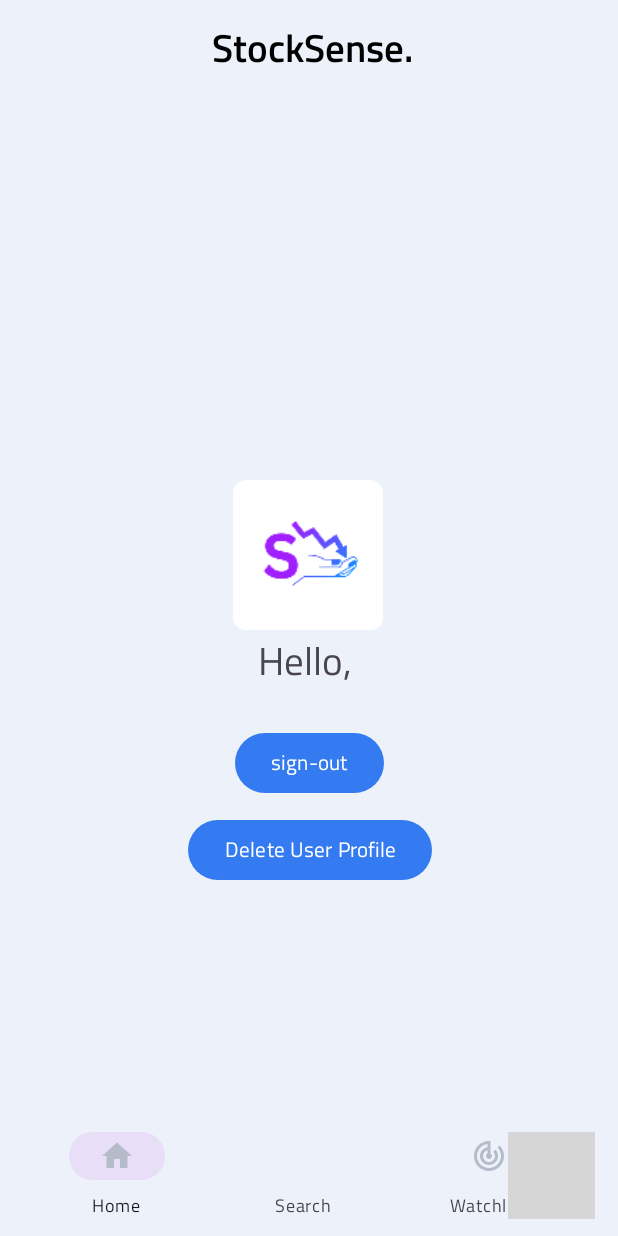
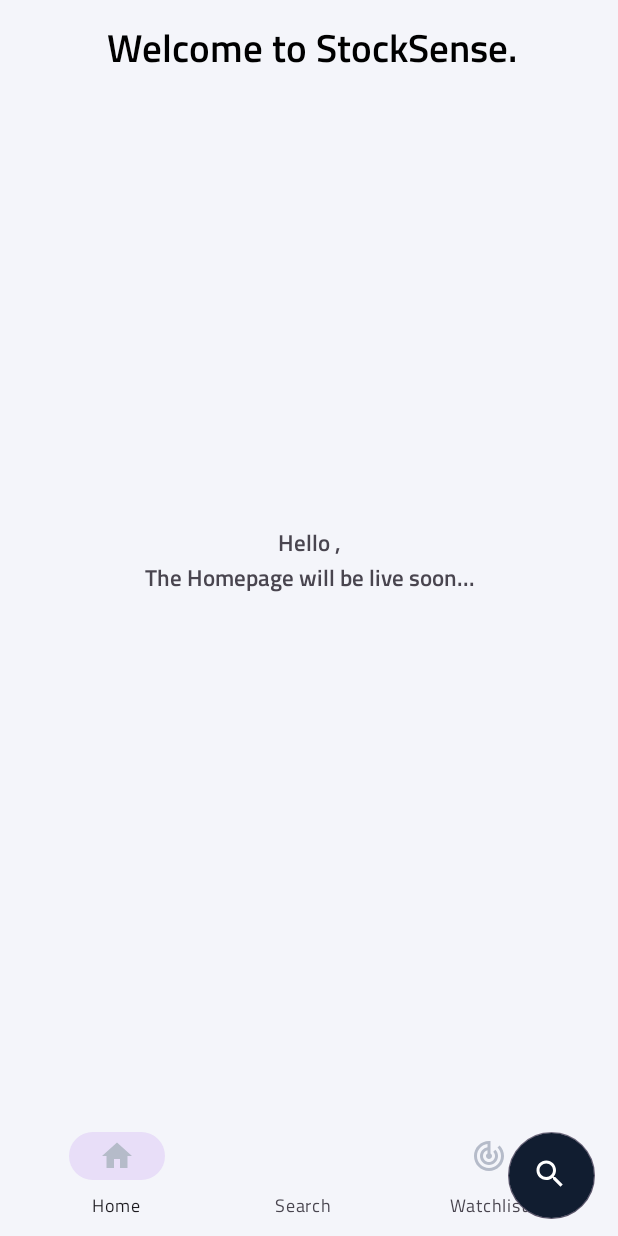
Before and after one commit to rohnsha0/StockSense-androidApp, an Android app: the screen it shows after launch once a user with an empty profile is signed in (homepage), on a phone screen of 412 x 824 dp. Run offline under Robolectric (Android 15) with nearby library versions, the phone set to English and light mode, and no system bars; our stand-ins replace Firebase (no records; nobody signed in at launch, a user with empty details on screens opened directly); grey boxes are pictures that could not be loaded.

Commit message:
added basic feature and ready for pre-beta release

```diff
--- a/StockSense/app/src/main/java/com/rohnsha/stocksense/home.kt
+++ b/StockSense/app/src/main/java/com/rohnsha/stocksense/home.kt
@@ -74,7 +74,6 @@ class home : Fragment() {
 
         val btnLogin = view.findViewById<Button>(R.id.btnLogin)
         val btnSignOut= view.findViewById<Button>(R.id.btnSignOut)
-        val textView= view.findViewById<TextView>(R.id.homePagw)
         val dltProfile= view.findViewById<Button>(R.id.dltUser)
         checkLoginState()
 
@@ -105,11 +104,11 @@ class home : Fragment() {
     }
 
     private fun checkLoginState(){
-        val textView= view?.findViewById<TextView>(R.id.homePagw)
+        val textView= view?.findViewById<TextView>(R.id.homePage)
         if (auth.currentUser==null){
             startActivity(Intent(requireContext(), login::class.java))
         } else{
-            textView?.text= "Hello, ${auth.currentUser?.displayName}"
+            textView?.text= "Hello ${auth.currentUser?.displayName},\nThe Homepage will be live soon..."
         }
     }
 }
--- /dev/null
+++ b/StockSense/app/src/main/res/drawable/baseline_search_24.xml
@@ -0,0 +1,5 @@
+<vector android:height="24dp" android:tint="#FFFFFF"
+    android:viewportHeight="24" android:viewportWidth="24"
+    android:width="24dp" xmlns:android="http://schemas.android.com/apk/res/android">
+    <path android:fillColor="@android:color/white" android:pathData="M15.5,14h-0.79l-0.28,-0.27C15.41,12.59 16,11.11 16,9.5 16,5.91 13.09,3 9.5,3S3,5.91 3,9.5 5.91,16 9.5,16c1.61,0 3.09,-0.59 4.23,-1.57l0.27,0.28v0.79l5,4.99L20.49,19l-4.99,-5zM9.5,14C7.01,14 5,11.99 5,9.5S7.01,5 9.5,5 14,7.01 14,9.5 11.99,14 9.5,14z"/>
+</vector>
--- a/StockSense/app/src/main/res/drawable/dash_btn.xml
+++ b/StockSense/app/src/main/res/drawable/dash_btn.xml
@@ -2,7 +2,7 @@
 <selector xmlns:android="http://schemas.android.com/apk/res/android">
 <item>
     <shape android:shape="rectangle">
-        <solid android:color="#EDF1F9"/>
+        <solid android:color="@color/viewsDash"/>
         <corners android:radius="16dp"/>
     </shape>
 </item>
--- a/StockSense/app/src/main/res/layout/activity_homepage.xml
+++ b/StockSense/app/src/main/res/layout/activity_homepage.xml
@@ -23,44 +23,8 @@
             app:layout_constraintStart_toStartOf="parent"
             app:layout_constraintTop_toTopOf="parent">
 
-            <com.google.android.material.appbar.AppBarLayout
-                android:layout_width="match_parent"
-                android:layout_height="wrap_content"
-                android:background="@android:color/transparent"
-                app:layout_constraintEnd_toEndOf="parent"
-                app:layout_constraintStart_toStartOf="parent"
-                app:layout_constraintTop_toTopOf="parent">
-
-                <androidx.appcompat.widget.Toolbar
-                    android:layout_width="match_parent"
-                    android:layout_height="wrap_content">
-
-                    <androidx.constraintlayout.widget.ConstraintLayout
-                        android:layout_width="match_parent"
-                        android:layout_height="wrap_content">
-
-                        <TextView
-                            android:layout_width="wrap_content"
-                            android:layout_height="wrap_content"
-                            android:layout_marginEnd="12dp"
-                            android:fontFamily="@font/titilliumweb_semi_bold"
-                            android:text="@string/app_name"
-                            android:textColor="@color/black"
-                            android:textSize="26sp"
-                            app:layout_constraintBottom_toBottomOf="parent"
-                            app:layout_constraintEnd_toEndOf="parent"
-                            app:layout_constraintStart_toStartOf="parent"
-                            app:layout_constraintTop_toTopOf="parent" />
-
-                    </androidx.constraintlayout.widget.ConstraintLayout>
-
-                </androidx.appcompat.widget.Toolbar>
-
-            </com.google.android.material.appbar.AppBarLayout>
-
             <androidx.constraintlayout.widget.ConstraintLayout
                 android:id="@+id/main_content"
-                android:layout_marginTop="70dp"
                 android:layout_width="match_parent"
                 android:layout_height="wrap_content"
                 app:layout_constraintEnd_toEndOf="parent"
@@ -77,8 +41,9 @@
 
     <androidx.coordinatorlayout.widget.CoordinatorLayout
         android:id="@+id/coOrdNav"
+        android:background="@android:color/transparent"
         android:layout_width="match_parent"
-        android:layout_height="104dp"
+        android:layout_height="96dp"
         android:layout_alignParentBottom="true">
 
         <com.google.android.material.bottomappbar.BottomAppBar
@@ -87,7 +52,7 @@
             android:layout_height="81dp"
             android:layout_gravity="bottom"
             android:backgroundTint="@color/bg_main"
-            app:fabCradleMargin="0dp"
+            app:fabCradleMargin="-2dp"
             app:fabCradleRoundedCornerRadius="0dp"
             app:fabCradleVerticalOffset="0dp">
 
@@ -99,7 +64,7 @@
                 android:background="@android:color/transparent"
                 app:elevation="0dp"
                 app:itemIconTint="#B5BBC9"
-                app:menu="@menu/primary_nav" />
+                app:menu="@menu/primary_nav"/>
 
         </com.google.android.material.bottomappbar.BottomAppBar>
 
@@ -107,9 +72,10 @@
             android:id="@+id/searchBTNNav"
             android:layout_width="58dp"
             android:layout_height="58dp"
+            app:elevation="0dp"
             android:backgroundTint="@color/dash_bg"
             android:padding="14dp"
-            android:src="@drawable/baseline_youtube_searched_for_24"
+            android:src="@drawable/baseline_search_24"
             app:layout_anchor="@id/botton_appbar" />
 
     </androidx.coordinatorlayout.widget.CoordinatorLayout>
--- a/StockSense/app/src/main/res/layout/activity_main.xml
+++ b/StockSense/app/src/main/res/layout/activity_main.xml
@@ -12,6 +12,7 @@
         android:layout_width="match_parent"
         android:layout_height="wrap_content"
         app:layout_constraintEnd_toEndOf="parent"
+        android:background="@drawable/searhc_bg"
         app:layout_constraintStart_toStartOf="parent"
         app:layout_constraintTop_toTopOf="parent">
 
@@ -19,7 +20,6 @@
             android:id="@+id/toolBar"
             android:layout_width="match_parent"
             android:layout_height="wrap_content"
-            android:background="@color/bg_main"
             android:paddingStart="0dp">
 
             <androidx.constraintlayout.widget.ConstraintLayout
@@ -33,8 +33,11 @@
                     android:layout_height="50dp"
                     android:layout_marginTop="8dp"
                     android:layout_marginEnd="16dp"
+                    android:layout_marginBottom="8dp"
                     android:iconifiedByDefault="false"
+                    android:backgroundTint="@color/white"
                     style="@style/SearchViewCustom"
+                    android:foregroundTint="@color/white"
                     android:queryBackground="@android:color/transparent"
                     android:queryHint="Search your Symbol"
                     app:layout_constraintBottom_toBottomOf="parent"
--- a/StockSense/app/src/main/res/layout/activity_prediction.xml
+++ b/StockSense/app/src/main/res/layout/activity_prediction.xml
@@ -94,7 +94,7 @@
         android:layout_width="match_parent"
         android:layout_height="match_parent"
         android:gravity="center"
-        android:visibility="gone"
+        android:visibility="visible"
         app:layout_constraintBottom_toBottomOf="parent"
         app:layout_constraintEnd_toEndOf="parent"
         app:layout_constraintStart_toStartOf="parent"
@@ -191,7 +191,7 @@
         android:layout_marginTop="138dp"
         android:background="@drawable/dashboard_white_bg"
         android:orientation="vertical"
-        android:visibility="visible"
+        android:visibility="gone"
         app:layout_constraintBottom_toBottomOf="parent"
         app:layout_constraintEnd_toEndOf="parent"
         app:layout_constraintStart_toStartOf="parent"
--- a/StockSense/app/src/main/res/layout/activity_stocks_info.xml
+++ b/StockSense/app/src/main/res/layout/activity_stocks_info.xml
@@ -263,7 +263,7 @@
             android:layout_height="610dp"
             android:background="@drawable/dashboard_white_bg"
             android:orientation="vertical"
-            android:visibility="gone"
+            android:visibility="visible"
             app:layout_constraintTop_toBottomOf="@+id/LTPLayout">
 
             <LinearLayout
--- a/StockSense/app/src/main/res/layout/fragment_home.xml
+++ b/StockSense/app/src/main/res/layout/fragment_home.xml
@@ -3,33 +3,61 @@
     xmlns:app="http://schemas.android.com/apk/res-auto"
     xmlns:tools="http://schemas.android.com/tools"
     android:layout_width="match_parent"
+    android:background="@color/bg_main"
     android:layout_height="match_parent"
     tools:context=".home">
 
     <!-- TODO: Update blank fragment layout -->
 
-    <ImageView
-        android:id="@+id/imageView3"
-        android:layout_width="100dp"
-        android:layout_height="100dp"
-        android:layout_marginTop="250dp"
-        android:src="@mipmap/ico_updated"
-        app:layout_constraintBottom_toBottomOf="parent"
+    <com.google.android.material.appbar.AppBarLayout
+        android:id="@+id/appBarLayout"
+        android:layout_width="match_parent"
+        android:layout_height="wrap_content"
+        android:background="@android:color/transparent"
         app:layout_constraintEnd_toEndOf="parent"
-        app:layout_constraintHorizontal_bias="0.498"
         app:layout_constraintStart_toStartOf="parent"
-        app:layout_constraintTop_toTopOf="parent"
-        app:layout_constraintVertical_bias="0.0" />
+        app:layout_constraintTop_toTopOf="parent">
+
+        <androidx.appcompat.widget.Toolbar
+            android:layout_width="match_parent"
+            android:layout_height="wrap_content">
+
+            <androidx.constraintlayout.widget.ConstraintLayout
+                android:layout_width="match_parent"
+                android:layout_height="wrap_content">
+
+                <TextView
+                    android:layout_width="wrap_content"
+                    android:layout_height="wrap_content"
+                    android:layout_marginEnd="12dp"
+                    android:fontFamily="@font/titilliumweb_semi_bold"
+                    android:text="Welcome to StockSense."
+                    android:textColor="@color/black"
+                    android:textSize="26sp"
+                    app:layout_constraintBottom_toBottomOf="parent"
+                    app:layout_constraintEnd_toEndOf="parent"
+                    app:layout_constraintStart_toStartOf="parent"
+                    app:layout_constraintTop_toTopOf="parent" />
+
+            </androidx.constraintlayout.widget.ConstraintLayout>
+
+        </androidx.appcompat.widget.Toolbar>
+
+    </com.google.android.material.appbar.AppBarLayout>
 
     <TextView
-        android:id="@+id/homePagw"
+        android:id="@+id/homePage"
         android:layout_width="wrap_content"
         android:layout_height="wrap_content"
+        android:layout_marginTop="350dp"
+        android:textAlignment="center"
+        android:fontFamily="@font/titilliumweb_semi_bold"
         android:text="Homepage"
-        android:textSize="26sp"
+        android:textSize="15sp"
+        android:visibility="visible"
         app:layout_constraintEnd_toEndOf="parent"
         app:layout_constraintStart_toStartOf="parent"
-        app:layout_constraintTop_toBottomOf="@+id/imageView3" />
+        app:layout_constraintTop_toTopOf="parent" />
 
     <Button
         android:id="@+id/btnLogin"
@@ -48,6 +76,8 @@
         android:layout_height="wrap_content"
         android:layout_marginTop="24dp"
         android:text="sign-out"
+        android:visibility="gone"
+        app:layout_constraintBottom_toBottomOf="parent"
         app:layout_constraintEnd_toEndOf="@+id/homePagw"
         app:layout_constraintStart_toStartOf="@+id/homePagw"
         app:layout_constraintTop_toBottomOf="@+id/btnLogin" />
@@ -57,6 +87,7 @@
         android:layout_width="wrap_content"
         android:layout_height="wrap_content"
         android:text="Delete User Profile"
+        android:visibility="gone"
         android:layout_marginTop="10dp"
         app:layout_constraintEnd_toEndOf="@+id/btnSignOut"
         app:layout_constraintStart_toStartOf="@+id/btnSignOut"
--- /dev/null
+++ b/StockSense/app/src/main/res/values-night/colors.xml
@@ -0,0 +1,10 @@
+<?xml version="1.0" encoding="utf-8"?>
+<resources>
+    <color name="bg_main">#121212</color>
+    <color name="black">#FFFFFF</color>
+    <color name="dash_bg">#0A84FF</color>
+    <color name="formAccentLight">#B5BBC9</color>
+    <color name="white">#333333</color>
+    <color name="viewsDash">#4D4D4D</color>
+    <color name="default_text_color">@color/black</color>
+</resources>
--- a/StockSense/app/src/main/res/values-night/themes.xml
+++ b/StockSense/app/src/main/res/values-night/themes.xml
@@ -2,7 +2,9 @@
     <!-- Base application theme. -->
     <style name="Base.Theme.StockSense" parent="Theme.Material3.DayNight.NoActionBar">
         <!-- Customize your dark theme here. -->
-        <item name="colorPrimary">#373737</item>
+        <item name="colorPrimary">#0D47A1</item>
+        <item name="android:colorAccent">@color/white</item>
+        <item name="textFillColor">@color/white</item>
         <!-- <item name="colorPrimary">@color/my_dark_primary</item> -->
     </style>
 </resources>
--- a/StockSense/app/src/main/res/values/colors.xml
+++ b/StockSense/app/src/main/res/values/colors.xml
@@ -1,8 +1,10 @@
 <?xml version="1.0" encoding="utf-8"?>
 <resources>
-    <color name="dash_bg">#347AF0</color>
-    <color name="bg_main">#EDF1F9</color>
+    <color name="dash_bg">#111D30</color>
+    <color name="bg_main">#F4F5FA</color>
     <color name="black">#FF000000</color>
     <color name="formAccentLight">#B5BBC9</color>
+    <color name="viewsDash">#EDF1F9</color>
     <color name="white">#FFFFFFFF</color>
+    <color name="default_text_color">@color/black</color>
 </resources>
--- a/StockSense/app/src/main/res/values/styles.xml
+++ b/StockSense/app/src/main/res/values/styles.xml
@@ -39,6 +39,7 @@
     <style name="priceDash">
         <item name="fontFamily">@font/titilliumweb_semi_bold</item>
         <item name="android:layout_marginStart">60dp</item>
+        <item name="android:colorAccent">@color/black</item>
         <item name="android:layout_marginTop">8dp</item>
         <item name="android:layout_marginBottom">28dp</item>
         <item name="android:textSize">15sp</item>
@@ -75,4 +76,9 @@
         <item name="android:textColor">@color/black</item>
         <item name="android:textColorHint">@color/black</item>
     </style>
+
+    <style name="textClr" parent="Theme.StockSense">
+        <item name="android:textColor">@color/default_text_color</item>
+    </style>
+
 </resources>
--- a/StockSense/app/src/main/res/values/themes.xml
+++ b/StockSense/app/src/main/res/values/themes.xml
@@ -2,10 +2,10 @@
     <!-- Base application theme. -->
     <style name="Base.Theme.StockSense" parent="Theme.Material3.DayNight.NoActionBar">
         <item name="android:fontFamily">@font/titilliumweb_regular</item>
-        <item name="android:statusBarColor">#347AF0</item>
+        <item name="android:statusBarColor">#000000</item>
         <item name="buttonStyle">@style/predButton</item>
         <item name="floatingActionButtonStyle">@style/FABCustom</item>
-        <item name="colorPrimary">@color/dash_bg</item>
+        <item name="colorPrimary">@color/black</item>
         <item name="android:colorAccent">@color/black</item>
         <!-- Customize your light theme here. -->
         <!-- <item name="colorPrimary">@color/my_light_primary</item> -->
```
Also changed, not shown: StockSense/app/build.gradle (+6 -2 lines), StockSense/app/src/main/res/drawable/hompage_search.xml (added, +10 -0 lines), StockSense/app/src/main/res/drawable/searhc_bg.xml (added, +10 -0 lines), StockSense/app/src/main/res/layout/fragment_watch_list.xml (+36 -0 lines), StockSense/app/src/main/res/layout/index_layout.xml (added, +20 -0 lines).
